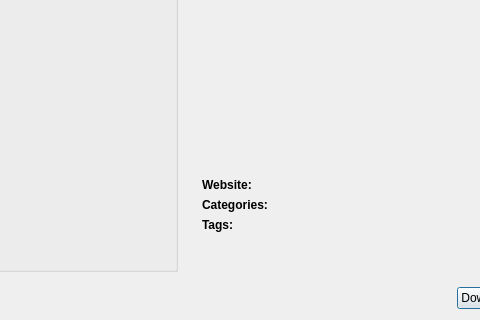
First picture: the form in gui/dialogs/quickmod/QuickModChooseModDialog.ui, repository MultiMC/Launcher, before the edit; both pictures show x 124 to 604 and y 280 to 600 of the 1024 by 600 pixel window.
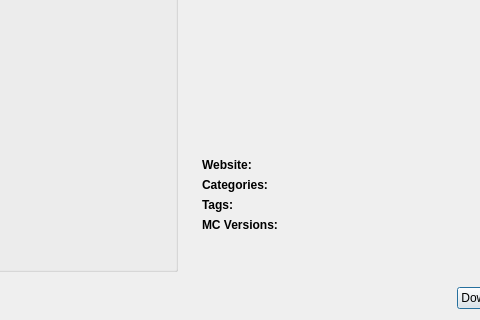
Second picture: the form after the edit.

Commit message: Add a MC versions row to QuickMod descriptions

What changed in the file:
```diff
--- a/gui/dialogs/quickmod/QuickModChooseModDialog.ui
+++ b/gui/dialogs/quickmod/QuickModChooseModDialog.ui
@@ -260,7 +260,7 @@
            </property>
           </widget>
          </item>
-         <item row="5" column="0" colspan="2">
+         <item row="6" column="0" colspan="2">
           <widget class="QLabel" name="descriptionLabel">
            <property name="sizePolicy">
             <sizepolicy hsizetype="MinimumExpanding" vsizetype="Preferred">
@@ -276,7 +276,7 @@
            </property>
           </widget>
          </item>
-         <item row="4" column="0" colspan="2">
+         <item row="5" column="0" colspan="2">
           <widget class="QLabel" name="logoLabel">
            <property name="maximumSize">
             <size>
@@ -295,6 +295,26 @@
            </property>
           </widget>
          </item>
+         <item row="4" column="0">
+          <widget class="QLabel" name="mcVersionsRowLabel">
+           <property name="font">
+            <font>
+             <weight>75</weight>
+             <bold>true</bold>
+            </font>
+           </property>
+           <property name="text">
+            <string>MC Versions:</string>
+           </property>
+          </widget>
+         </item>
+         <item row="4" column="1">
+          <widget class="QLabel" name="mcVersionsLabel">
+           <property name="text">
+            <string/>
+           </property>
+          </widget>
+         </item>
         </layout>
        </widget>
       </widget>
```
The commit also changes 2 other files.
